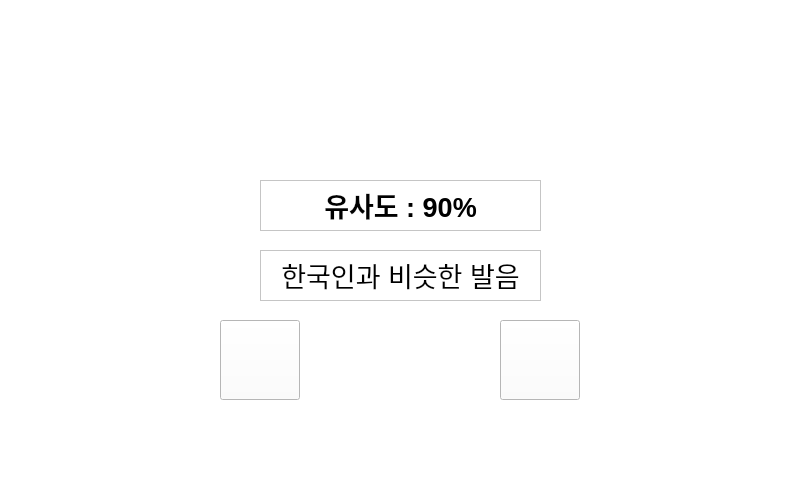
Before: the Qt Designer form sub.ui in mINUs-capstone-design/Source_Code, drawn with Qt 5.
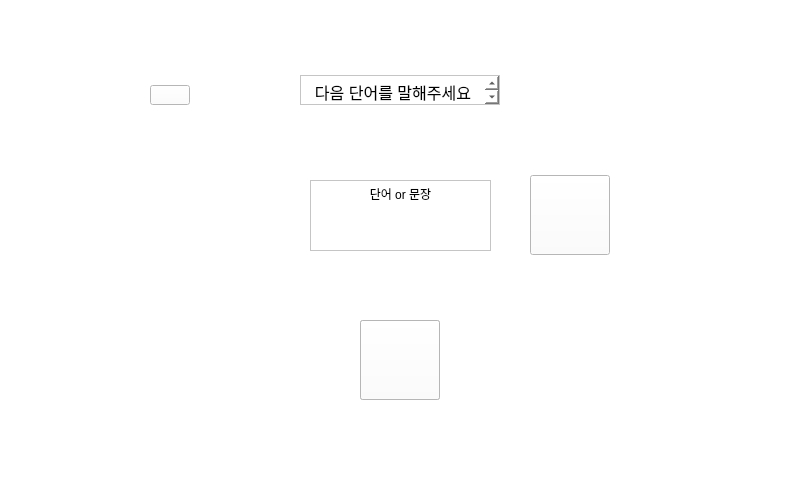
After: the same form once the commit is applied. Icons and pictures are not drawn.

```diff
--- a/sub.ui
+++ b/sub.ui
@@ -280,10 +280,10 @@
     <widget class="QWidget" name="now_noise_image" native="true">
      <property name="geometry">
       <rect>
-       <x>90</x>
-       <y>140</y>
+       <x>590</x>
+       <y>0</y>
        <width>171</width>
-       <height>221</height>
+       <height>101</height>
       </rect>
      </property>
     </widget>
@@ -586,9 +586,9 @@
    <zorder>loading</zorder>
    <zorder>mainwindow</zorder>
    <zorder>checknoise</zorder>
-   <zorder>resultnoise</zorder>
    <zorder>selectsexual</zorder>
    <zorder>result</zorder>
+   <zorder>resultnoise</zorder>
   </widget>
   <widget class="QMenuBar" name="menubar">
    <property name="geometry">
```
